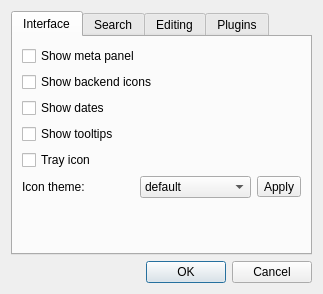
Before: the Qt Designer form interface/settings.ui in gforgx/notefinder, drawn with Qt 5.
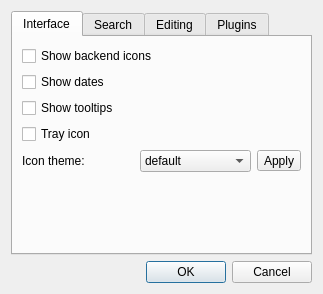
After: the same form once the commit is applied. Icons and pictures are not drawn.

```diff
--- a/interface/settings.ui
+++ b/interface/settings.ui
@@ -40,13 +40,6 @@
        <string>Interface</string>
       </attribute>
       <layout class="QVBoxLayout" name="verticalLayout" >
-       <item>
-        <widget class="QCheckBox" name="showMetaPanel" >
-         <property name="text" >
-          <string>Show meta panel</string>
-         </property>
-        </widget>
-       </item>
        <item>
         <widget class="QCheckBox" name="backendIcons" >
          <property name="text" >
```
